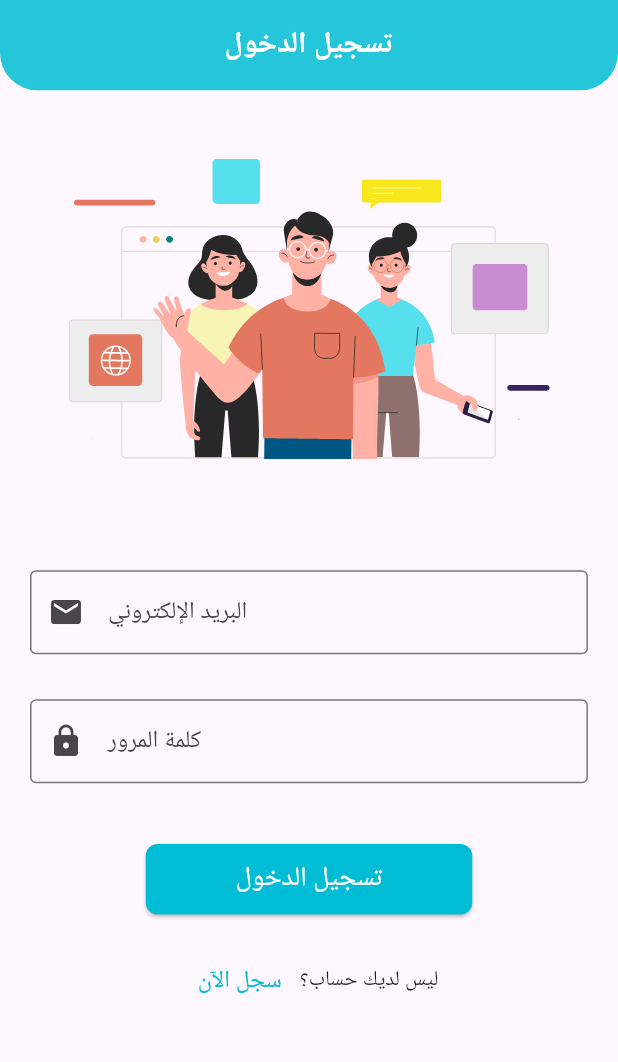
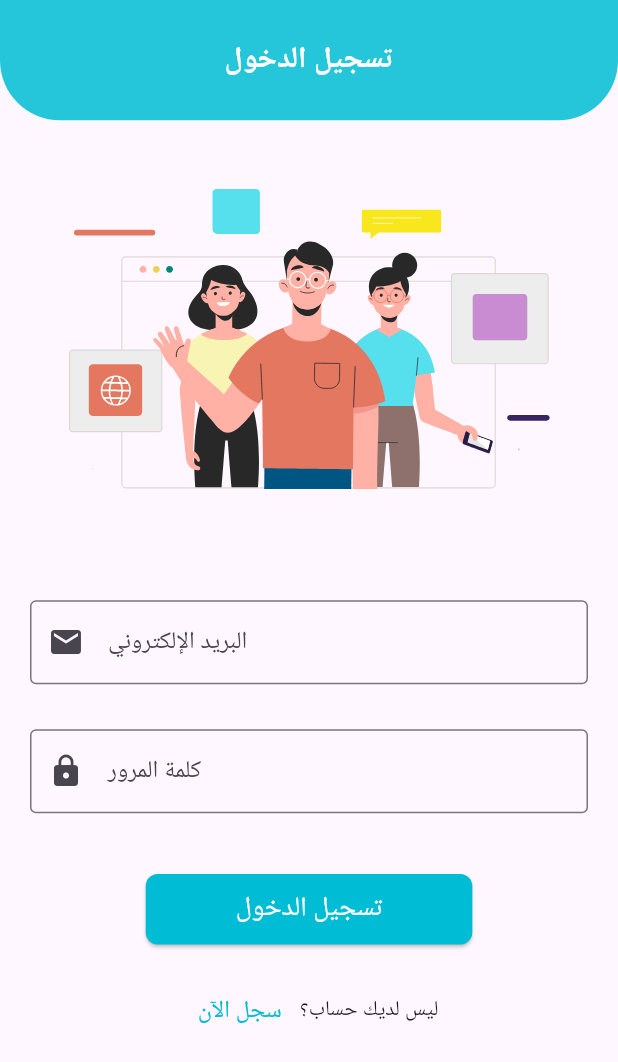
Before and after one commit to e7gx/PTM, a Flutter app: the screen it shows after launch, after a tap on "تخطي", on a phone screen of 412 x 824 dp. Shown: the top 1062 px of the screen. Run offline on Flutter 3.47's test engine with Material 3 defaults, Android fonts, the phone set to English and light mode, and no system bars; our stand-ins replace cloud_firestore, firebase_auth, firebase_core, introduction_screen, lottie; accounts and stored records are empty.

Commit message:
fit the appbar ui

```diff
--- a/lib/Register_Accounts/login_page.dart
+++ b/lib/Register_Accounts/login_page.dart
@@ -19,14 +19,14 @@
           style: TextStyle(
               fontSize: 20, fontWeight: FontWeight.bold, color: Colors.white),
         ),
-        titleSpacing: 00.0,
         centerTitle: true,
-        toolbarHeight: 60.2,
+        toolbarHeight: 80.2,
         toolbarOpacity: 0.8,
         shape: const RoundedRectangleBorder(
           borderRadius: BorderRadius.only(
-              bottomRight: Radius.circular(25),
-              bottomLeft: Radius.circular(25)),
+            bottomRight: Radius.circular(40),
+            bottomLeft: Radius.circular(40),
+          ),
         ),
         elevation: 0.00,
         backgroundColor: Colors.cyan[400],
```
